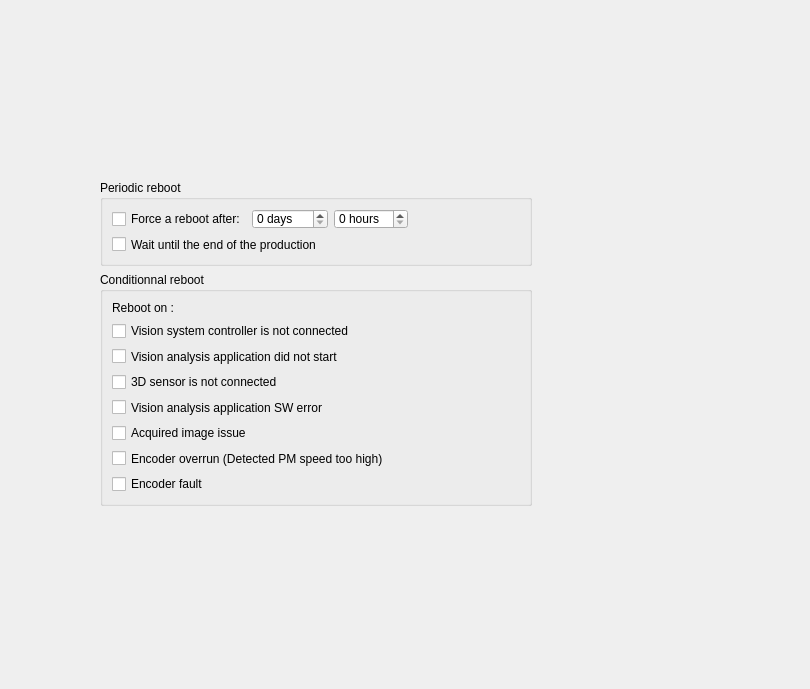
Above: DlgSettings.ui from Folcogh/CoCAR before the change. Below: the same form after it.
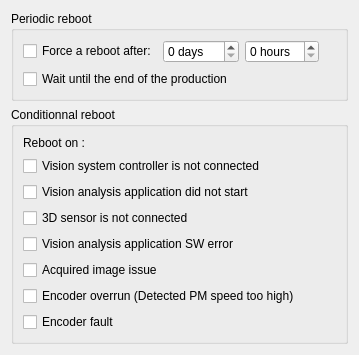
That is the form after the change.

```diff
--- a/DlgSettings.ui
+++ b/DlgSettings.ui
@@ -6,22 +6,16 @@
    <rect>
     <x>0</x>
     <y>0</y>
-    <width>810</width>
-    <height>689</height>
+    <width>359</width>
+    <height>344</height>
    </rect>
   </property>
   <property name="windowTitle">
    <string>Dialog</string>
   </property>
+  <layout class="QVBoxLayout" name="verticalLayout_3">
+   <item>
   <widget class="QGroupBox" name="BoxPeriodicReboot">
-   <property name="geometry">
-    <rect>
-     <x>100</x>
-     <y>180</y>
-     <width>432</width>
-     <height>86</height>
-    </rect>
-   </property>
    <property name="title">
     <string>Periodic reboot</string>
    </property>
@@ -85,15 +79,9 @@
     </item>
    </layout>
   </widget>
+   </item>
+   <item>
   <widget class="QGroupBox" name="BoxRebootOnAlarm">
-   <property name="geometry">
-    <rect>
-     <x>100</x>
-     <y>272</y>
-     <width>432</width>
-     <height>234</height>
-    </rect>
-   </property>
    <property name="title">
     <string>Conditionnal reboot</string>
    </property>
@@ -162,6 +150,8 @@
     </item>
    </layout>
   </widget>
+   </item>
+  </layout>
  </widget>
  <resources/>
  <connections/>
```
Left out of the diff: 16 changed lines with no effect on the pictures. Lines whose indentation alone changed are shown as unchanged.
